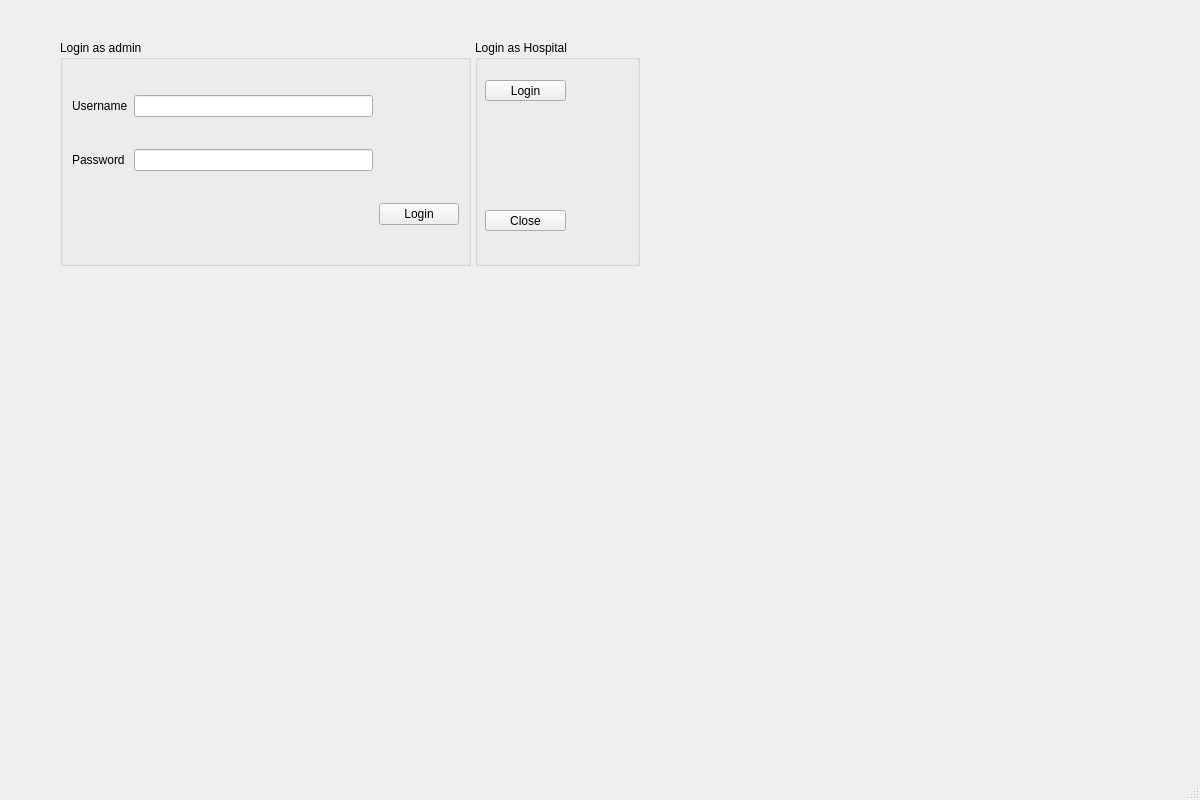
Above: CoviPLUS/mainwindow.ui from ayush-regmi/CoviCURE before the change. Below: the same form after it.
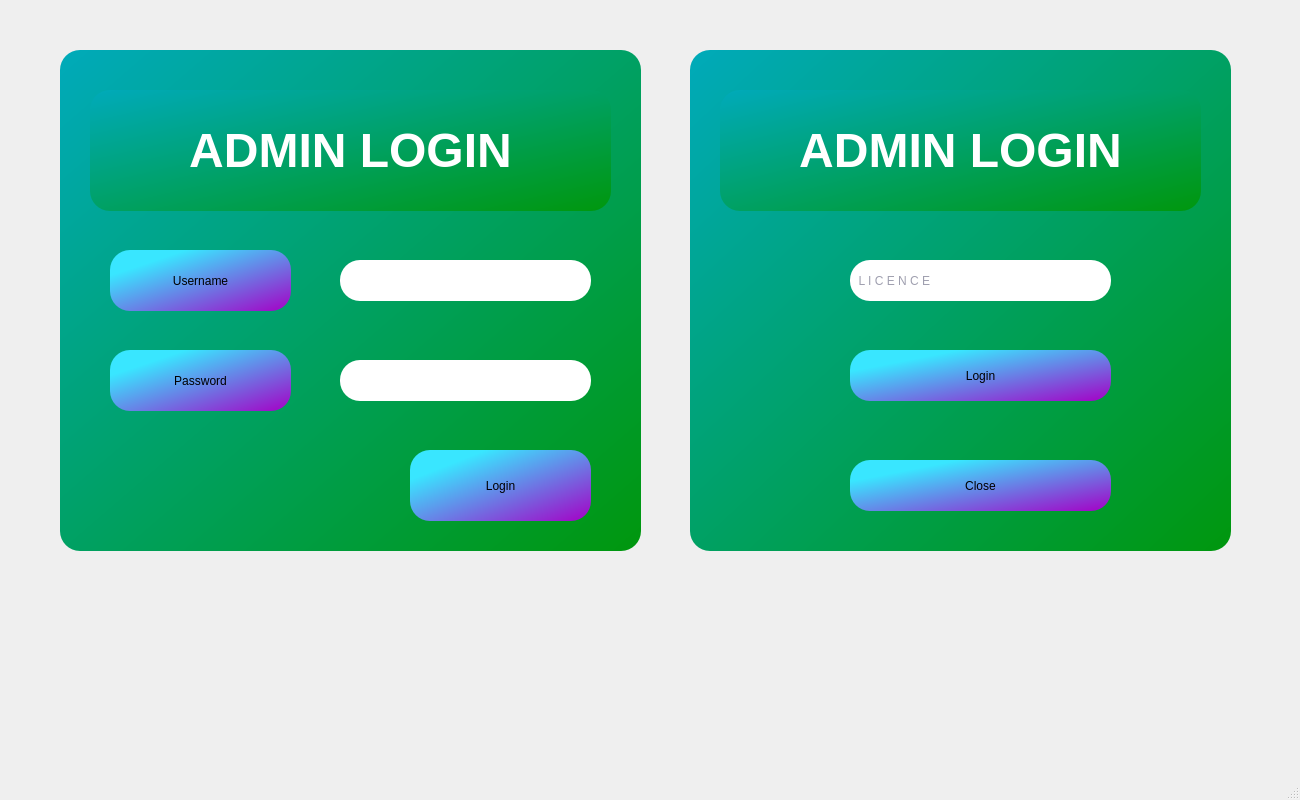
That is the form after the change.

Patch:
```diff
--- a/CoviPLUS/mainwindow.ui
+++ b/CoviPLUS/mainwindow.ui
@@ -6,7 +6,7 @@
    <rect>
     <x>0</x>
     <y>0</y>
-    <width>1200</width>
+    <width>1300</width>
     <height>800</height>
    </rect>
   </property>
@@ -18,69 +18,210 @@
     <property name="geometry">
      <rect>
       <x>60</x>
-      <y>40</y>
-      <width>411</width>
-      <height>226</height>
+      <y>50</y>
+      <width>581</width>
+      <height>501</height>
      </rect>
     </property>
+    <property name="styleSheet">
+     <string notr="true">background-color: qlineargradient(spread:reflect, x1:0, y1:0, x2:1, y2:1, stop:0 rgba(0, 170, 186, 255), stop:1 rgba(0, 151, 13, 255));
+border-radius: 20px;</string>
+    </property>
     <property name="title">
-     <string>Login as admin</string>
+     <string/>
     </property>
-    <layout class="QGridLayout" name="gridLayout" rowstretch="0,0,0">
-     <item row="0" column="0">
-      <widget class="QLabel" name="label">
-       <property name="text">
-        <string>Username</string>
-       </property>
-      </widget>
-     </item>
-     <item row="0" column="1">
-      <widget class="QLineEdit" name="lineEdit_User"/>
-     </item>
-     <item row="1" column="1">
-      <widget class="QLineEdit" name="lineEdit_password">
-       <property name="echoMode">
-        <enum>QLineEdit::Password</enum>
-       </property>
-      </widget>
-     </item>
-     <item row="1" column="0">
-      <widget class="QLabel" name="label_2">
-       <property name="text">
-        <string>Password</string>
-       </property>
-      </widget>
-     </item>
-     <item row="2" column="2">
-      <widget class="QPushButton" name="pushButton_login">
-       <property name="text">
-        <string>Login</string>
-       </property>
-      </widget>
-     </item>
-    </layout>
+    <widget class="QLabel" name="label_3">
+     <property name="geometry">
+      <rect>
+       <x>30</x>
+       <y>40</y>
+       <width>521</width>
+       <height>121</height>
+      </rect>
+     </property>
+     <property name="font">
+      <font>
+       <pointsize>36</pointsize>
+       <italic>false</italic>
+       <bold>true</bold>
+       <strikeout>false</strikeout>
+      </font>
+     </property>
+     <property name="layoutDirection">
+      <enum>Qt::LeftToRight</enum>
+     </property>
+     <property name="autoFillBackground">
+      <bool>false</bool>
+     </property>
+     <property name="styleSheet">
+      <string notr="true">font: 600 36pt &quot;Segoe UI&quot;;
+color: rgb(255, 255, 255);
+
+</string>
+     </property>
+     <property name="text">
+      <string>&lt;html&gt;&lt;head/&gt;&lt;body&gt;&lt;p&gt;ADMIN LOGIN&lt;/p&gt;&lt;/body&gt;&lt;/html&gt;</string>
+     </property>
+     <property name="alignment">
+      <set>Qt::AlignCenter</set>
+     </property>
+    </widget>
+    <widget class="QLineEdit" name="lineEdit_User">
+     <property name="geometry">
+      <rect>
+       <x>280</x>
+       <y>210</y>
+       <width>251</width>
+       <height>41</height>
+      </rect>
+     </property>
+     <property name="styleSheet">
+      <string notr="true">background-color: rgb(255, 255, 255);
+color: rgb(64, 64, 95);
+font: 12pt &quot;Segoe UI&quot;;</string>
+     </property>
+    </widget>
+    <widget class="QLabel" name="label">
+     <property name="geometry">
+      <rect>
+       <x>50</x>
+       <y>200</y>
+       <width>181</width>
+       <height>61</height>
+      </rect>
+     </property>
+     <property name="styleSheet">
+      <string notr="true">background-color: qlineargradient(spread:pad, x1:0, y1:0, x2:1, y2:1, stop:0.210227 rgba(57, 230, 255, 255), stop:1 rgba(165, 0, 198, 255));
+font: 600 16pt &quot;Segoe UI&quot;;</string>
+     </property>
+     <property name="text">
+      <string>Username</string>
+     </property>
+     <property name="alignment">
+      <set>Qt::AlignCenter</set>
+     </property>
+    </widget>
+    <widget class="QLabel" name="label_2">
+     <property name="geometry">
+      <rect>
+       <x>50</x>
+       <y>300</y>
+       <width>181</width>
+       <height>61</height>
+      </rect>
+     </property>
+     <property name="styleSheet">
+      <string notr="true">background-color: qlineargradient(spread:pad, x1:0, y1:0, x2:1, y2:1, stop:0.210227 rgba(57, 230, 255, 255), stop:1 rgba(165, 0, 198, 255));
+font: 600 16pt &quot;Segoe UI&quot;;</string>
+     </property>
+     <property name="text">
+      <string>Password</string>
+     </property>
+     <property name="alignment">
+      <set>Qt::AlignCenter</set>
+     </property>
+    </widget>
+    <widget class="QLineEdit" name="lineEdit_password">
+     <property name="geometry">
+      <rect>
+       <x>280</x>
+       <y>310</y>
+       <width>251</width>
+       <height>41</height>
+      </rect>
+     </property>
+     <property name="styleSheet">
+      <string notr="true">background-color: rgb(255, 255, 255);
+color: rgb(64, 64, 95);
+font: 12pt &quot;Segoe UI&quot;;</string>
+     </property>
+     <property name="echoMode">
+      <enum>QLineEdit::Password</enum>
+     </property>
+    </widget>
+    <widget class="QPushButton" name="pushButton_login">
+     <property name="geometry">
+      <rect>
+       <x>350</x>
+       <y>400</y>
+       <width>181</width>
+       <height>71</height>
+      </rect>
+     </property>
+     <property name="styleSheet">
+      <string notr="true">background-color: qlineargradient(spread:pad, x1:0, y1:0, x2:1, y2:1, stop:0.210227 rgba(57, 230, 255, 255), stop:1 rgba(165, 0, 198, 255));
+font: 600 16pt &quot;Segoe UI&quot;;</string>
+     </property>
+     <property name="text">
+      <string>Login</string>
+     </property>
+    </widget>
    </widget>
    <widget class="QGroupBox" name="groupBox_2">
     <property name="geometry">
      <rect>
-      <x>475</x>
-      <y>40</y>
-      <width>165</width>
-      <height>226</height>
+      <x>690</x>
+      <y>50</y>
+      <width>541</width>
+      <height>501</height>
      </rect>
     </property>
+    <property name="styleSheet">
+     <string notr="true">background-color: qlineargradient(spread:reflect, x1:0, y1:0, x2:1, y2:1, stop:0 rgba(0, 170, 186, 255), stop:1 rgba(0, 151, 13, 255));
+border-radius: 20px;</string>
+    </property>
     <property name="title">
-     <string>Login as Hospital</string>
+     <string/>
     </property>
+    <widget class="QLabel" name="label_5">
+     <property name="geometry">
+      <rect>
+       <x>30</x>
+       <y>40</y>
+       <width>481</width>
+       <height>121</height>
+      </rect>
+     </property>
+     <property name="font">
+      <font>
+       <pointsize>36</pointsize>
+       <italic>false</italic>
+       <bold>true</bold>
+       <strikeout>false</strikeout>
+      </font>
+     </property>
+     <property name="layoutDirection">
+      <enum>Qt::LeftToRight</enum>
+     </property>
+     <property name="autoFillBackground">
+      <bool>false</bool>
+     </property>
+     <property name="styleSheet">
+      <string notr="true">font: 600 36pt &quot;Segoe UI&quot;;
+color: rgb(255, 255, 255);
+
+</string>
+     </property>
+     <property name="text">
+      <string>&lt;html&gt;&lt;head/&gt;&lt;body&gt;&lt;p&gt;ADMIN LOGIN&lt;/p&gt;&lt;/body&gt;&lt;/html&gt;</string>
+     </property>
+     <property name="alignment">
+      <set>Qt::AlignCenter</set>
+     </property>
+    </widget>
     <widget class="QPushButton" name="pushButton_hos">
      <property name="geometry">
       <rect>
-       <x>10</x>
-       <y>40</y>
-       <width>81</width>
-       <height>21</height>
+       <x>160</x>
+       <y>300</y>
+       <width>261</width>
+       <height>51</height>
       </rect>
      </property>
+     <property name="styleSheet">
+      <string notr="true">background-color: qlineargradient(spread:pad, x1:0, y1:0, x2:1, y2:1, stop:0.210227 rgba(57, 230, 255, 255), stop:1 rgba(165, 0, 198, 255));
+font: 600 16pt &quot;Segoe UI&quot;;</string>
+     </property>
      <property name="text">
       <string>Login</string>
      </property>
@@ -88,16 +229,38 @@
     <widget class="QPushButton" name="pushButton_Close">
      <property name="geometry">
       <rect>
-       <x>10</x>
-       <y>170</y>
-       <width>81</width>
-       <height>21</height>
+       <x>160</x>
+       <y>410</y>
+       <width>261</width>
+       <height>51</height>
       </rect>
      </property>
+     <property name="styleSheet">
+      <string notr="true">background-color: qlineargradient(spread:pad, x1:0, y1:0, x2:1, y2:1, stop:0.210227 rgba(57, 230, 255, 255), stop:1 rgba(165, 0, 198, 255));
+font: 600 16pt &quot;Segoe UI&quot;;</string>
+     </property>
      <property name="text">
       <string>Close</string>
      </property>
     </widget>
+    <widget class="QLineEdit" name="lineEdit_licence">
+     <property name="geometry">
+      <rect>
+       <x>160</x>
+       <y>210</y>
+       <width>261</width>
+       <height>41</height>
+      </rect>
+     </property>
+     <property name="styleSheet">
+      <string notr="true">background-color: rgb(255, 255, 255);
+color: rgb(64, 64, 95);
+font: 12pt &quot;Segoe UI&quot;;</string>
+     </property>
+     <property name="placeholderText">
+      <string>  L I C E N C E</string>
+     </property>
+    </widget>
    </widget>
   </widget>
   <widget class="QMenuBar" name="menubar">
```
Left out of the diff: 6 changed lines with no effect on the pictures.
